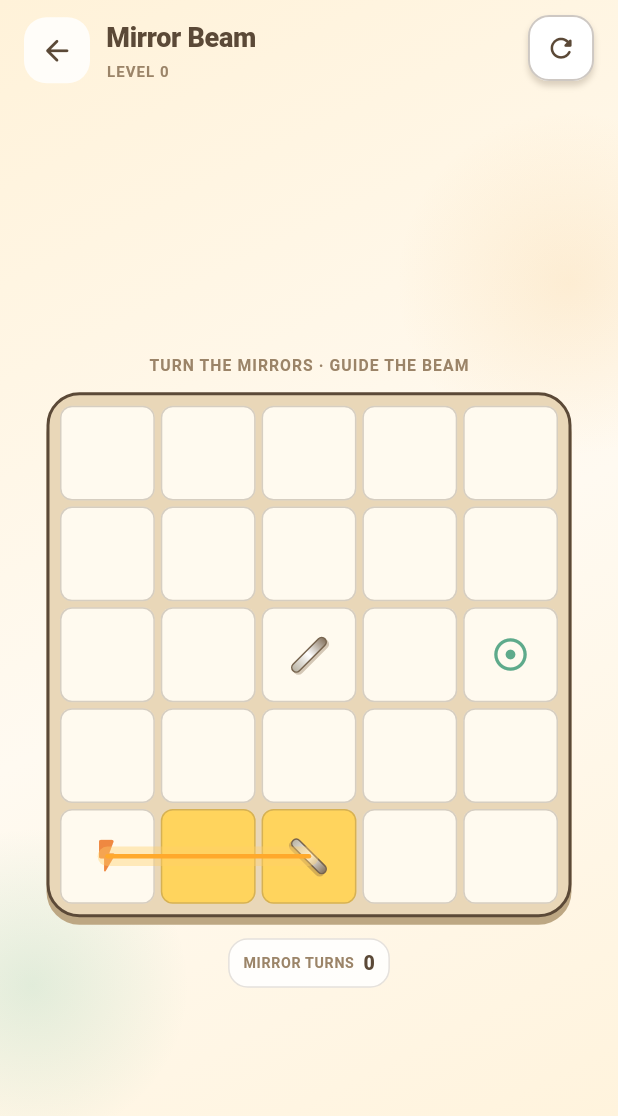
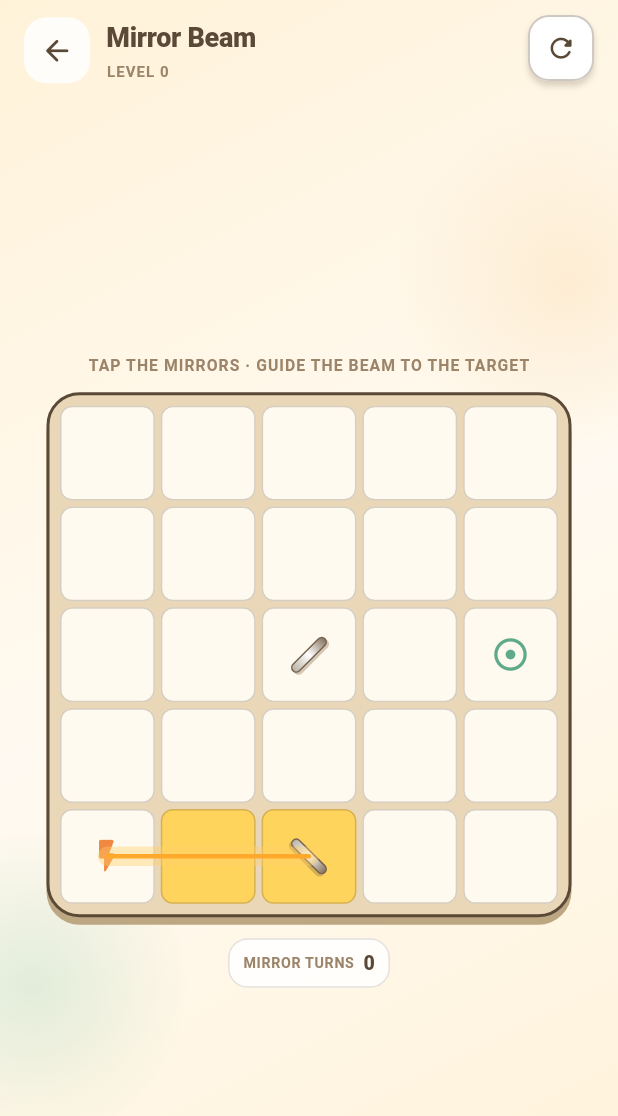
Before and after one commit to nurgeldiserikbay/flooria, a Flutter app: the MirrorBeamPage screen opened directly with empty values, on a phone screen of 412 x 824 dp. Shown: the top 1116 px of the screen. Run offline on Flutter 3.47's test engine with Material 3 defaults, Android fonts, the phone set to English and light mode, and no system bars; our stand-ins replace flutter_svg, shared_preferences; accounts and stored records are empty.

Commit message:
Flooria Wave 25: readable mirror orientation and light-beam feedback (#120)
* feat: clarify mirror orientation and beam progression with reduced-motion feedback

* test: guard Mirror Beam orientation cues, motion and mobile layout

```diff
--- a/lib/games/mirror_beam/mirror_beam_page.dart
+++ b/lib/games/mirror_beam/mirror_beam_page.dart
@@ -21,21 +21,30 @@
 
 class _MirrorBeamPageState extends State<MirrorBeamPage> with LevelFlow<MirrorBeamPage> {
   late MirrorBeamEngine _engine;
+  String _feedback = 'TAP THE MIRRORS · GUIDE THE BEAM TO THE TARGET';
   @override
   GameLaunch get launch => widget.launch;
   @override
   void initState() { super.initState(); resetLevel(); }
   @override
-  void resetLevel() => _engine = MirrorBeamEngine.forLevel(level);
+  void resetLevel() {
+    _engine = MirrorBeamEngine.forLevel(level);
+    _feedback = 'TAP THE MIRRORS · GUIDE THE BEAM TO THE TARGET';
+  }
 
   void _rotate(int cell) {
     final result = _engine.rotate(cell);
     if (result == MirrorBeamResult.ignored) return;
-    setState(() {});
-    HapticFeedback.selectionClick();
+    setState(() {
+      _feedback = result == MirrorBeamResult.completed
+          ? 'BEAM CONNECTED · GREAT JOB!'
+          : 'MIRROR TURNED · KEEP GUIDING THE LIGHT';
+    });
     if (result == MirrorBeamResult.completed) {
       HapticFeedback.mediumImpact();
       reportWin(score: _engine.score, metrics: const {});
+    } else {
+      HapticFeedback.selectionClick();
     }
   }
 
@@ -47,9 +56,15 @@
     child: LayoutBuilder(builder: (context, box) {
       final side = math.min(box.maxWidth - 36, box.maxHeight - (reported ? 340 : 250)).clamp(220.0, 350.0).toDouble();
       final lit = _engine.beamCells.toSet();
+      final reduceMotion = MediaQuery.maybeOf(context)?.disableAnimations ?? false;
       return Center(child: Column(mainAxisAlignment: MainAxisAlignment.center, children: [
-        const HintLine('TURN THE MIRRORS · GUIDE THE BEAM', palette: _palette),
-        Container(width: side, height: side, padding: const EdgeInsets.all(7),
+        HintLine(_feedback, palette: _palette),
+        Semantics(
+          key: const ValueKey('mirror-board-state'),
+          label: '${_engine.mirrors.length} mirrors, ${_engine.rotations} turns. '
+              'Light passes through ${lit.length} cells. '
+              '${_engine.isCompleted ? 'Receiver reached' : 'Receiver not yet reached'}',
+          child: Container(width: side, height: side, padding: const EdgeInsets.all(7),
           decoration: BoxDecoration(color: const Color(0xFFE9D7B8), borderRadius: BorderRadius.circular(22),
             border: Border.all(color: _palette.edge, width: 2), boxShadow: const [BoxShadow(color: Color(0xFFBDA783), offset: Offset(0, 5))]),
           child: Stack(children: [
@@ -62,12 +77,22 @@
               final isMirror = _engine.mirrors.containsKey(cell);
               final slash = _engine.mirrors[cell];
               return Semantics(
+                key: ValueKey('mirror-cell-state-$cell'),
                 button: isMirror,
-                label: isMirror ? 'Turn mirror' : null,
+                enabled: isMirror && !reported,
+                label: isMirror
+                    ? 'Mirror at row ${cell ~/ MirrorBeamEngine.side + 1}, '
+                        'column ${cell % MirrorBeamEngine.side + 1}, '
+                        '${slash! ? 'slash' : 'backslash'} orientation. Tap to rotate'
+                    : cell == MirrorBeamEngine.emitter ? 'Light source'
+                    : cell == MirrorBeamEngine.receiver
+                        ? '${lit.contains(cell) ? 'Activated' : 'Waiting'} light receiver'
+                        : null,
                 child: GestureDetector(
                   key: ValueKey('mirror-cell-$cell'),
                   onTap: isMirror && !reported ? () => _rotate(cell) : null,
-                child: AnimatedContainer(duration: const Duration(milliseconds: 160),
+                child: AnimatedContainer(
+                  duration: reduceMotion ? Duration.zero : const Duration(milliseconds: 160),
                   decoration: BoxDecoration(color: lit.contains(cell) ? const Color(0xFFFFD45D) : const Color(0xFFFFFAEF),
                     borderRadius: BorderRadius.circular(8), border: Border.all(color: _palette.edge.withValues(alpha: .25))),
                   child: Center(child: cell == MirrorBeamEngine.emitter
@@ -118,7 +143,7 @@
               ),
             ),
           ]),
-        ),
+        )),
         const SizedBox(height: 14),
         if (reported)
           Padding(padding: const EdgeInsets.symmetric(horizontal: 18), child: LevelResultPanel(palette: _palette,
```
Also changed, not shown: 1 other file.
